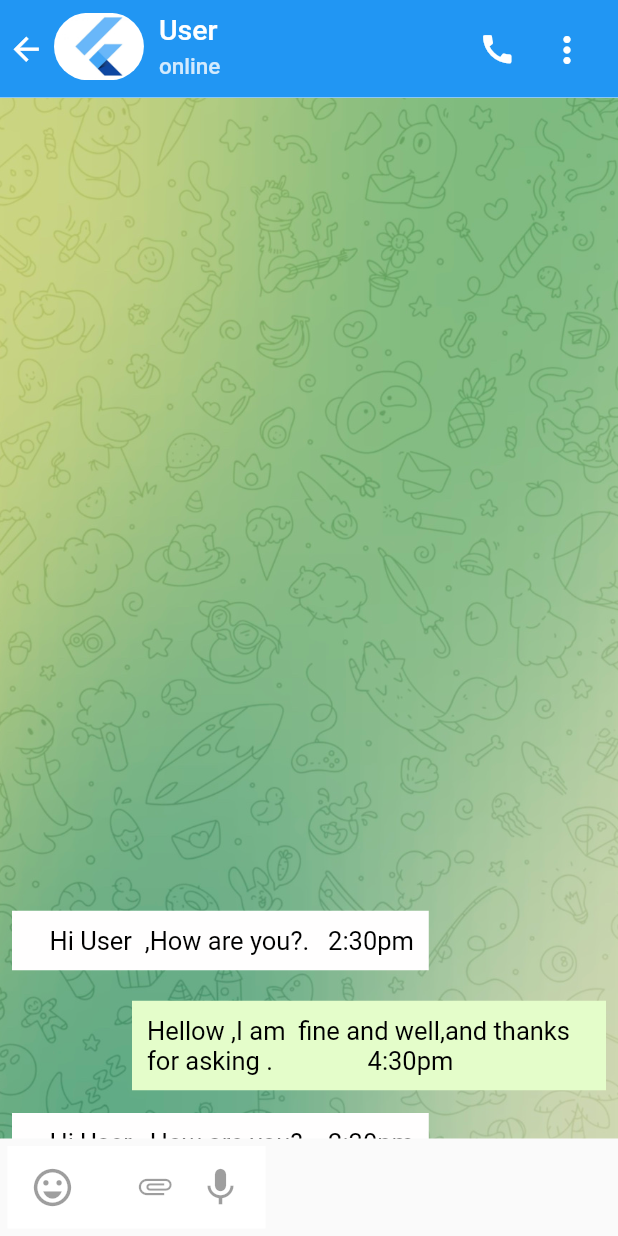
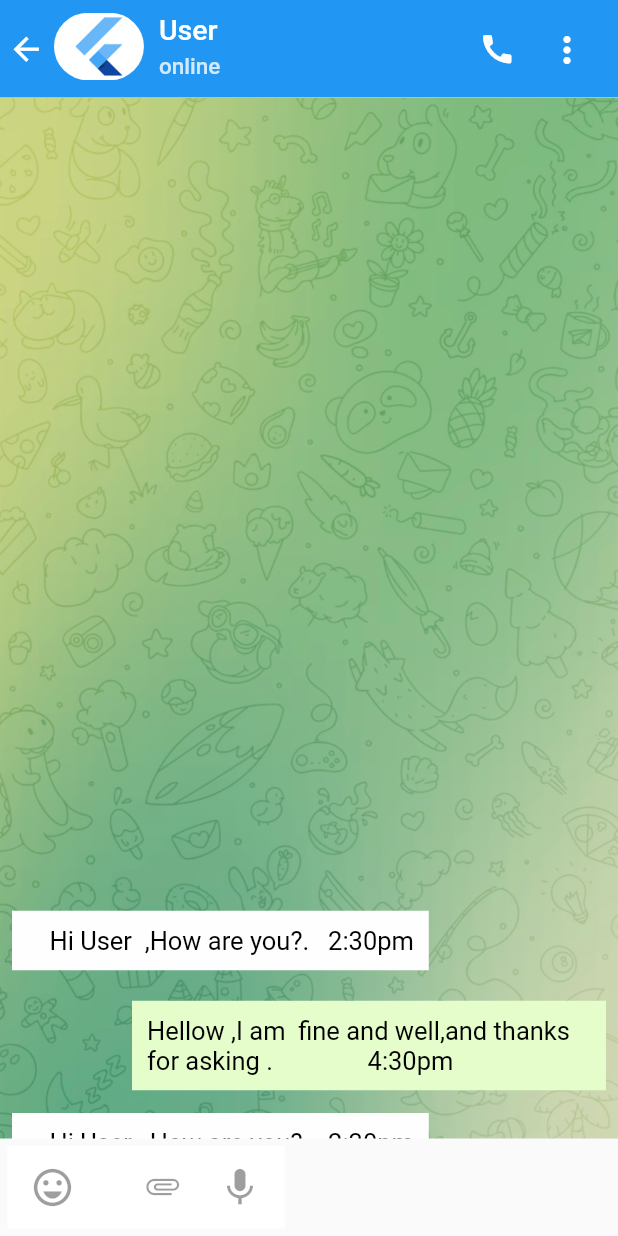
Before and after one commit to hilbeen0/telegramclone, a Flutter app: the ChatPage screen opened by its route, on a phone screen of 412 x 824 dp. Run offline on Flutter 3.47's test engine with Material 2 defaults, Android fonts, the light colour scheme and no system bars; missing offline and left inert: custom_clippers, dart:ffi.

Commit message:
change width icin

```diff
--- a/lib/Nidar/ChatBottomBr.dart
+++ b/lib/Nidar/ChatBottomBr.dart
@@ -33,13 +33,13 @@ class ChatBottomBr extends StatelessWidget{
                   ),
                 ),
                 ),
-                SizedBox(width: 15,),
+                SizedBox(width: 20,),
                 Icon(Icons.attachment_outlined,
                 color: Colors.black38,
 
                 ),
 
-                SizedBox(width: 17,),
+                SizedBox(width: 25,),
                 Icon(Icons.mic,
                 color: Colors.black38,
                 size: 30,
```
